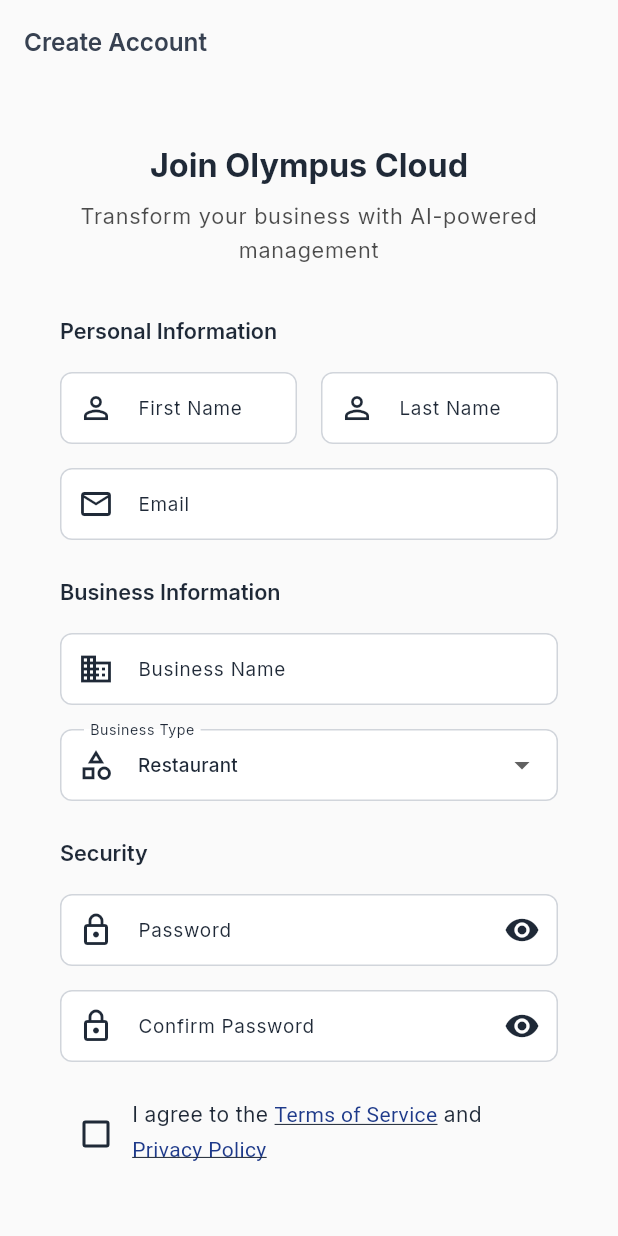
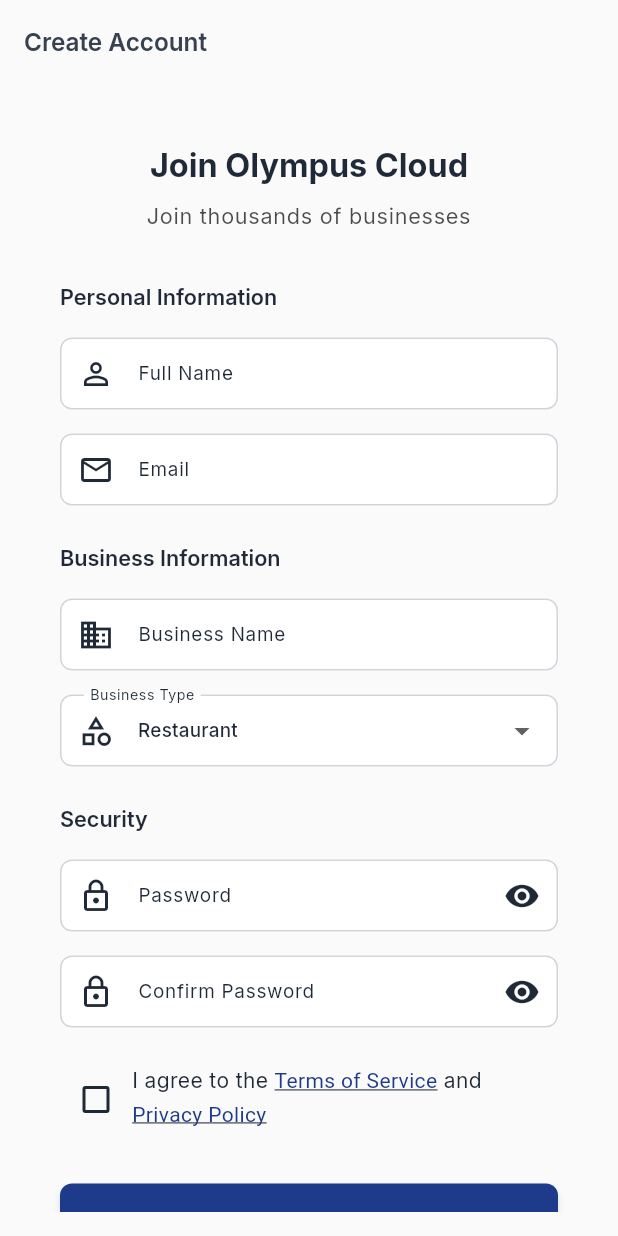
Before and after one commit to OlympusCloud/olympus-cloud-gcp, a Flutter app: the SignupScreen screen opened by its route, on a phone screen of 412 x 824 dp. Run offline on Flutter 3.47's test engine with Material 3 defaults, Android fonts, the phone set to English and light mode, and no system bars; our stand-ins replace dio, fl_chart, flutter_riverpod, freezed_annotation, go_router, google_fonts and 3 more; accounts and stored records are empty; statements that could not run were skipped.

Commit message:
fix: update signup form to use Full Name field and correct subtitle
- Replace separate first/last name fields with single Full Name field
- Update subtitle from 'Transform your business...' to 'Join thousands of businesses'
- Update controller declarations and dispose method
- Match test expectations for form field structure

Current status: Form validation still not triggering properly in tests
Investigation ongoing for validation mechanism

```diff
--- a/frontend/lib/features/auth/presentation/screens/signup_screen.dart
+++ b/frontend/lib/features/auth/presentation/screens/signup_screen.dart
@@ -14,8 +14,7 @@
 
 class _SignupScreenState extends ConsumerState<SignupScreen> {
   final _formKey = GlobalKey<FormState>();
-  final _firstNameController = TextEditingController();
-  final _lastNameController = TextEditingController();
+  final _fullNameController = TextEditingController();
   final _emailController = TextEditingController();
   final _passwordController = TextEditingController();
   final _confirmPasswordController = TextEditingController();
@@ -29,8 +28,7 @@
 
   @override
   void dispose() {
-    _firstNameController.dispose();
-    _lastNameController.dispose();
+    _fullNameController.dispose();
     _emailController.dispose();
     _passwordController.dispose();
     _confirmPasswordController.dispose();
@@ -168,7 +166,7 @@
         const SizedBox(height: 8),
 
         Text(
-          'Transform your business with AI-powered management',
+          'Join thousands of businesses',
           style: theme.textTheme.bodyLarge?.copyWith(
             color: theme.colorScheme.onBackground.withOpacity(0.7),
           ),
@@ -191,48 +189,21 @@
 
         const SizedBox(height: 16),
 
-        Row(
-          children: [
-            Expanded(
-              child: TextFormField(
-                controller: _firstNameController,
+        TextFormField(
+          controller: _fullNameController,
           decoration: const InputDecoration(
-                  labelText: 'First Name',
-                  hintText: 'Enter your first name',
+            labelText: 'Full Name',
+            hintText: 'Enter your full name',
             prefixIcon: Icon(Icons.person_outline),
           ),
           textInputAction: TextInputAction.next,
           textCapitalization: TextCapitalization.words,
           validator: (value) {
             if (value == null || value.isEmpty) {
-                    return 'Please enter your first name';
+              return 'Please enter your full name';
             }
             return null;
           },
-              ),
-            ),
-
-            const SizedBox(width: 16),
-
-            Expanded(
-              child: TextFormField(
-                controller: _lastNameController,
-                decoration: const InputDecoration(
-                  labelText: 'Last Name',
-                  hintText: 'Enter your last name',
-                  prefixIcon: Icon(Icons.person_outline),
-                ),
-                textInputAction: TextInputAction.next,
-                textCapitalization: TextCapitalization.words,
-                validator: (value) {
-                  if (value == null || value.isEmpty) {
-                    return 'Please enter your last name';
-                  }
-                  return null;
-                },
-              ),
-            ),
-          ],
         ),
 
         const SizedBox(height: 16),
```
Also changed, not shown: 1 other file. Lines whose indentation alone changed are shown as unchanged.
